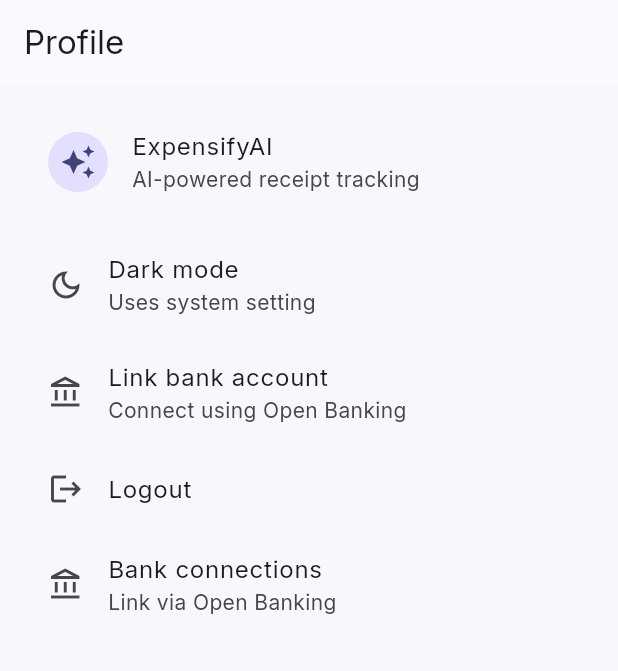
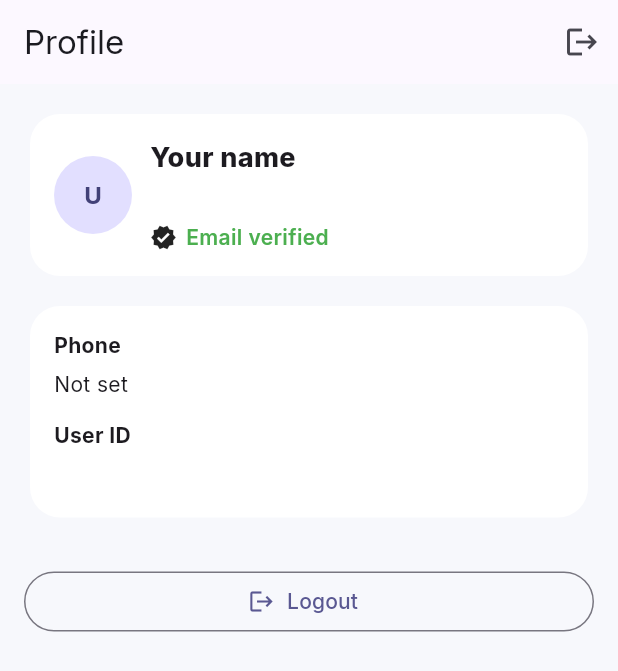
Before and after one commit to preranap2911/expensify_ai, a Flutter app: the ProfileScreen screen opened directly, on a phone screen of 412 x 824 dp. Shown: the top 671 px of the screen. Run offline on Flutter 3.47's test engine with Material 3 defaults, Android fonts, the phone set to English and light mode, and no system bars; our stand-ins replace cloud_firestore, country_code_picker, firebase_auth, firebase_core, fl_chart, flutter_animate and 4 more; accounts and stored records are empty.

Commit message:
updated login/signup

```diff
--- a/lib/features/auth/login_screen.dart
+++ b/lib/features/auth/login_screen.dart
@@ -80,6 +80,11 @@
               onPressed: () => context.go('/register'),
               child: const Text("Don't have an account? Create one"),
             ),
+            TextButton(
+              onPressed: () => context.go('/forgot-password'),
+              child: const Text('Forgot password?'),
+            ),
+
           ],
         ),
       ),
--- a/lib/features/profile/profile_screen.dart
+++ b/lib/features/profile/profile_screen.dart
@@ -1,63 +1,175 @@
+import 'package:cloud_firestore/cloud_firestore.dart';
+import 'package:firebase_auth/firebase_auth.dart';
 import 'package:flutter/material.dart';
-import 'package:go_router/go_router.dart';
-import 'bank_connections_screen.dart';
+import 'package:flutter_riverpod/flutter_riverpod.dart';
 
+import '../../core/widgets/primary_button.dart';
+import '../../state/auth_providers.dart';
 
-class ProfileScreen extends StatelessWidget {
+class ProfileScreen extends ConsumerWidget {
   const ProfileScreen({super.key});
 
   @override
-  Widget build(BuildContext context) {
-    return SafeArea(
-      child: Scaffold(
-        appBar: AppBar(title: const Text('Profile')),
-        body: ListView(
+  Widget build(BuildContext context, WidgetRef ref) {
+    final user = FirebaseAuth.instance.currentUser;
+
+    if (user == null) {
+      return const Scaffold(
+        body: Center(child: Text('Not logged in')),
+      );
+    }
+
+    final uid = user.uid;
+
+    return Scaffold(
+      appBar: AppBar(
+        title: const Text('Profile'),
+        actions: [
+          IconButton(
+            tooltip: 'Logout',
+            icon: const Icon(Icons.logout),
+            onPressed: () async {
+              await ref.read(authServiceProvider).signOut();
+            },
+          ),
+        ],
+      ),
+      body: StreamBuilder<DocumentSnapshot<Map<String, dynamic>>>(
+        stream: FirebaseFirestore.instance.collection('users').doc(uid).snapshots(),
+        builder: (context, snapshot) {
+          if (snapshot.hasError) {
+            return Center(child: Text('Error: ${snapshot.error}'));
+          }
+          if (!snapshot.hasData) {
+            return const Center(child: CircularProgressIndicator());
+          }
+
+          final data = snapshot.data!.data() ?? {};
+          final name = (data['name'] ?? '') as String;
+          final phone = (data['phone'] ?? '') as String;
+          final email = user.email ?? '';
+          final verified = user.emailVerified;
+
+          return ListView(
             padding: const EdgeInsets.all(16),
             children: [
-            const ListTile(
-              title: Text('ExpensifyAI'),
-              subtitle: Text('AI-powered receipt tracking'),
-              leading: CircleAvatar(child: Icon(Icons.auto_awesome)),
+              Card(
+                child: Padding(
+                  padding: const EdgeInsets.all(16),
+                  child: Row(
+                    children: [
+                      CircleAvatar(
+                        radius: 26,
+                        child: Text(
+                          (name.isNotEmpty ? name[0] : 'U').toUpperCase(),
+                          style: const TextStyle(fontWeight: FontWeight.w700),
+                        ),
+                      ),
+                      const SizedBox(width: 12),
+                      Expanded(
+                        child: Column(
+                          crossAxisAlignment: CrossAxisAlignment.start,
+                          children: [
+                            Text(
+                              name.isEmpty ? 'Your name' : name,
+                              style: const TextStyle(
+                                fontSize: 18,
+                                fontWeight: FontWeight.w800,
+                              ),
+                            ),
+                            const SizedBox(height: 4),
+                            Text(email),
+                            const SizedBox(height: 6),
+                            Row(
+                              children: [
+                                Icon(
+                                  verified ? Icons.verified : Icons.warning_amber,
+                                  size: 18,
+                                ),
+                                const SizedBox(width: 6),
+                                Text(
+                                  verified ? 'Email verified' : 'Email not verified',
+                                  style: TextStyle(
+                                    fontWeight: FontWeight.w600,
+                                    color: verified
+                                        ? Colors.green
+                                        : Theme.of(context).colorScheme.error,
+                                  ),
+                                ),
+                              ],
+                            ),
+                          ],
+                        ),
+                      ),
+                    ],
+                  ),
+                ),
+              ),
+
+              const SizedBox(height: 12),
+
+              Card(
+                child: Padding(
+                  padding: const EdgeInsets.all(16),
+                  child: Column(
+                    crossAxisAlignment: CrossAxisAlignment.stretch,
+                    children: [
+                      const Text('Phone', style: TextStyle(fontWeight: FontWeight.w700)),
+                      const SizedBox(height: 6),
+                      Text(phone.isEmpty ? 'Not set' : phone),
+                      const SizedBox(height: 14),
+                      const Text('User ID', style: TextStyle(fontWeight: FontWeight.w700)),
+                      const SizedBox(height: 6),
+                      SelectableText(uid),
+                    ],
+                  ),
+                ),
+              ),
+
+              const SizedBox(height: 12),
+
+              if (!verified) ...[
+                PrimaryButton(
+                  text: 'Send verification email',
+                  loading: false,
+                  onPressed: () async {
+                    try {
+                      await ref.read(authServiceProvider).sendEmailVerification();
+                      ScaffoldMessenger.of(context).showSnackBar(
+                        const SnackBar(content: Text('Verification email sent.')),
+                      );
+                    } catch (e) {
+                      final msg = ref.read(authServiceProvider).friendlyError(e);
+                      ScaffoldMessenger.of(context).showSnackBar(
+                        SnackBar(content: Text(msg)),
+                      );
+                    }
+                  },
                 ),
                 const SizedBox(height: 10),
-            ListTile(
-              leading: const Icon(Icons.dark_mode_outlined),
-              title: const Text('Dark mode'),
-              subtitle: const Text('Uses system setting'),
-              onTap: () {},
-            ),
-            ListTile(
-              leading: const Icon(Icons.account_balance_outlined),
-              title: const Text('Link bank account'),
-              subtitle: const Text('Connect using Open Banking'),
-              onTap: () {
-                Navigator.push(
-                  context,
-                  MaterialPageRoute(builder: (_) => const BankConnectionsScreen()),
+                OutlinedButton(
+                  onPressed: () async {
+                    await ref.read(authServiceProvider).reloadUser();
+                    ScaffoldMessenger.of(context).showSnackBar(
+                      const SnackBar(content: Text('Refreshed.')),
                     );
                   },
+                  child: const Text('Refresh verification status'),
                 ),
+              ],
 
-            ListTile(
-              leading: const Icon(Icons.logout),
-              title: const Text('Logout'),
-              onTap: () => context.go('/login'),
+              const SizedBox(height: 16),
+
+              OutlinedButton.icon(
+                onPressed: () async {
+                  await ref.read(authServiceProvider).signOut();
+                },
+                icon: const Icon(Icons.logout),
+                label: const Text('Logout'),
               ),
-
-            ListTile(
-              leading: const Icon(Icons.account_balance_outlined),
-              title: const Text('Bank connections'),
-              subtitle: const Text('Link via Open Banking'),
-              onTap: () {
-                Navigator.push(
-                  context,
-                  MaterialPageRoute(builder: (_) => const BankConnectionsScreen()),
+            ],
           );
         },
-            ),
-
-          ],
-        ),
       ),
     );
   }
--- a/lib/features/shell/app_shell.dart
+++ b/lib/features/shell/app_shell.dart
@@ -50,7 +50,9 @@
             label: 'Profile',
           ),
         ],
+
       ),
     );
+
   }
 }
--- a/lib/router/app_router.dart
+++ b/lib/router/app_router.dart
@@ -1,13 +1,51 @@
+import 'package:firebase_auth/firebase_auth.dart';
 import 'package:flutter_riverpod/flutter_riverpod.dart';
 import 'package:go_router/go_router.dart';
+
 import '../features/auth/login_screen.dart';
 import '../features/auth/register_screen.dart';
+import '../features/auth/forgot_password_screen.dart';
+import '../features/auth/verify_email_screen.dart';
 import '../features/shell/app_shell.dart';
 import '../features/receipts/receipt_detail_screen.dart';
 
 final appRouterProvider = Provider<GoRouter>((ref) {
   return GoRouter(
     initialLocation: '/login',
+
+    // 🔐 AUTH + EMAIL VERIFICATION GUARD
+    redirect: (context, state) {
+      final user = FirebaseAuth.instance.currentUser;
+      final loggedIn = user != null;
+      final emailVerified = user?.emailVerified ?? false;
+
+      final location = state.matchedLocation;
+
+      final isAuthRoute =
+          location == '/login' || location == '/register';
+      final isPublicRoute =
+          location == '/login' ||
+              location == '/register' ||
+              location == '/forgot-password';
+
+      // ❌ Not logged in → force login
+      if (!loggedIn && !isPublicRoute) {
+        return '/login';
+      }
+
+      // ⚠️ Logged in but email NOT verified
+      if (loggedIn && !emailVerified && location != '/verify-email') {
+        return '/verify-email';
+      }
+
+      // ✅ Logged in + verified → block auth pages
+      if (loggedIn && emailVerified && isAuthRoute) {
+        return '/app';
+      }
+
+      return null;
+    },
+
     routes: [
       GoRoute(
         path: '/login',
@@ -16,6 +54,14 @@
       GoRoute(
         path: '/register',
         builder: (_, __) => const RegisterScreen(),
+      ),
+      GoRoute(
+        path: '/forgot-password',
+        builder: (_, __) => const ForgotPasswordScreen(),
+      ),
+      GoRoute(
+        path: '/verify-email',
+        builder: (_, __) => const VerifyEmailScreen(),
       ),
       GoRoute(
         path: '/app',
--- a/lib/services/auth_service.dart
+++ b/lib/services/auth_service.dart
@@ -9,8 +9,22 @@
       : _auth = auth ?? FirebaseAuth.instance,
         _db = db ?? FirebaseFirestore.instance;
 
+  // ----------------------------
+  // Auth state
+  // ----------------------------
   Stream<User?> authStateChanges() => _auth.authStateChanges();
 
+  User? get currentUser => _auth.currentUser;
+
+  bool get isEmailVerified => _auth.currentUser?.emailVerified ?? false;
+
+  Future<void> reloadUser() async {
+    await _auth.currentUser?.reload();
+  }
+
+  // ----------------------------
+  // Sign Up / Sign In / Sign Out
+  // ----------------------------
   Future<UserCredential> signUp({
     required String email,
     required String password,
@@ -33,9 +47,11 @@
       'createdAt': FieldValue.serverTimestamp(),
     }, SetOptions(merge: true));
 
+    // Optional: trigger verification email right after signup
+    await sendEmailVerification();
+
     return cred;
   }
-
 
   Future<UserCredential> signIn({
     required String email,
@@ -49,6 +65,66 @@
 
   Future<void> signOut() => _auth.signOut();
 
+  // ----------------------------
+  // Email verification
+  // ----------------------------
+  Future<void> sendEmailVerification() async {
+    final user = _auth.currentUser;
+    if (user != null && !user.emailVerified) {
+      await user.sendEmailVerification();
+    }
+  }
+
+  // ----------------------------
+  // Forgot password
+  // ----------------------------
+  Future<void> sendPasswordReset({
+    required String email,
+  }) {
+    return _auth.sendPasswordResetEmail(email: email.trim());
+  }
+
+  // ----------------------------
+  // Profile helpers
+  // ----------------------------
+  Stream<DocumentSnapshot<Map<String, dynamic>>> userDocStream() {
+    final uid = _auth.currentUser?.uid;
+    if (uid == null) return const Stream.empty();
+    return _db.collection('users').doc(uid).snapshots();
+  }
+
+  Future<void> updateProfile({
+    String? name,
+    String? phone,
+    String? currency,
+    String? photoUrl,
+  }) async {
+    final uid = _auth.currentUser?.uid;
+    if (uid == null) {
+      throw FirebaseAuthException(
+        code: 'not-authenticated',
+        message: 'User is not signed in.',
+      );
+    }
+
+    final data = <String, dynamic>{};
+
+    if (name != null) data['name'] = name.trim();
+    if (phone != null) data['phone'] = phone.trim();
+    if (currency != null) data['currency'] = currency.trim().toUpperCase();
+    if (photoUrl != null) data['photoUrl'] = photoUrl.trim();
+
+    if (data.isEmpty) return;
+
+    await _db.collection('users').doc(uid).set(
+      data,
+      SetOptions(merge: true),
+    );
+  }
+
+  // ----------------------------
+  // Friendly errors
+  // ----------------------------
   String friendlyError(Object e) {
     if (e is FirebaseAuthException) {
       switch (e.code) {
@@ -64,6 +140,12 @@
           return 'Email is already registered.';
         case 'weak-password':
           return 'Password is too weak (use 6+ chars).';
+        case 'too-many-requests':
+          return 'Too many attempts. Please try again later.';
+        case 'network-request-failed':
+          return 'Network error. Check your internet connection.';
+        case 'not-authenticated':
+          return 'Please log in again.';
         default:
           return e.message ?? 'Authentication error.';
       }
```
Also changed, not shown: lib/features/auth/forgot_password_screen.dart (added, +77 -0 lines), lib/features/auth/verify_email_screen.dart (added, +80 -0 lines), lib/state/profile_providers.dart (added, +11 -0 lines). Lines whose indentation alone changed are shown as unchanged.
